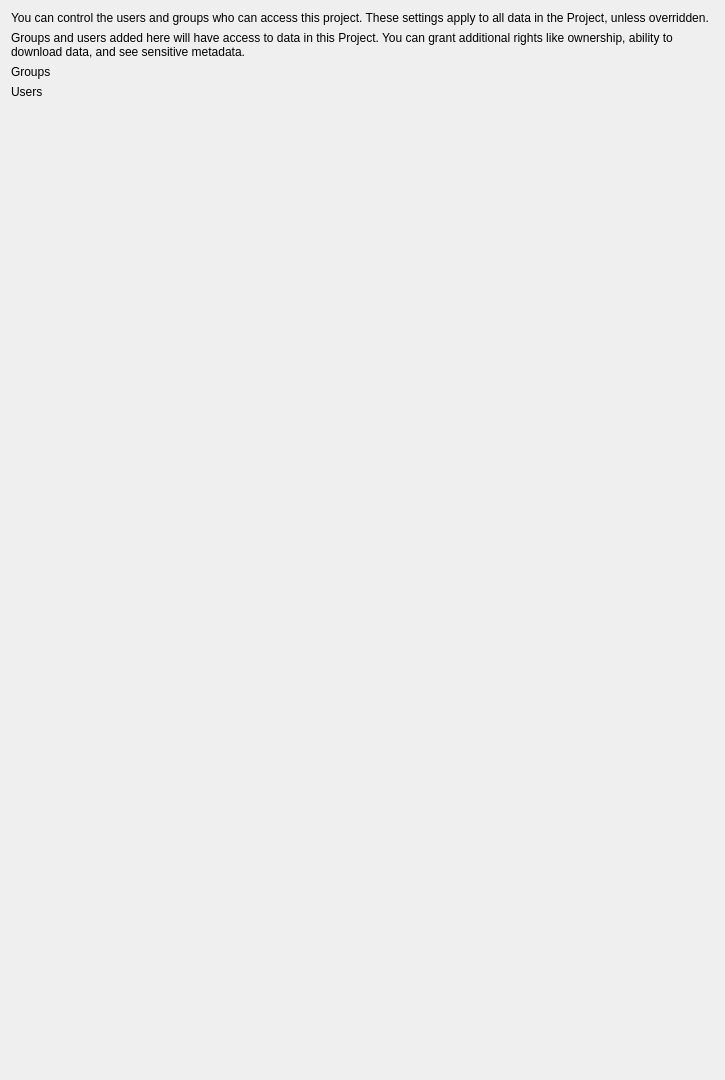
First picture: the form in ime/ui/ui_project_access_control_tab.ui, repository UoA-eResearch/mytardis_ime, before the edit.
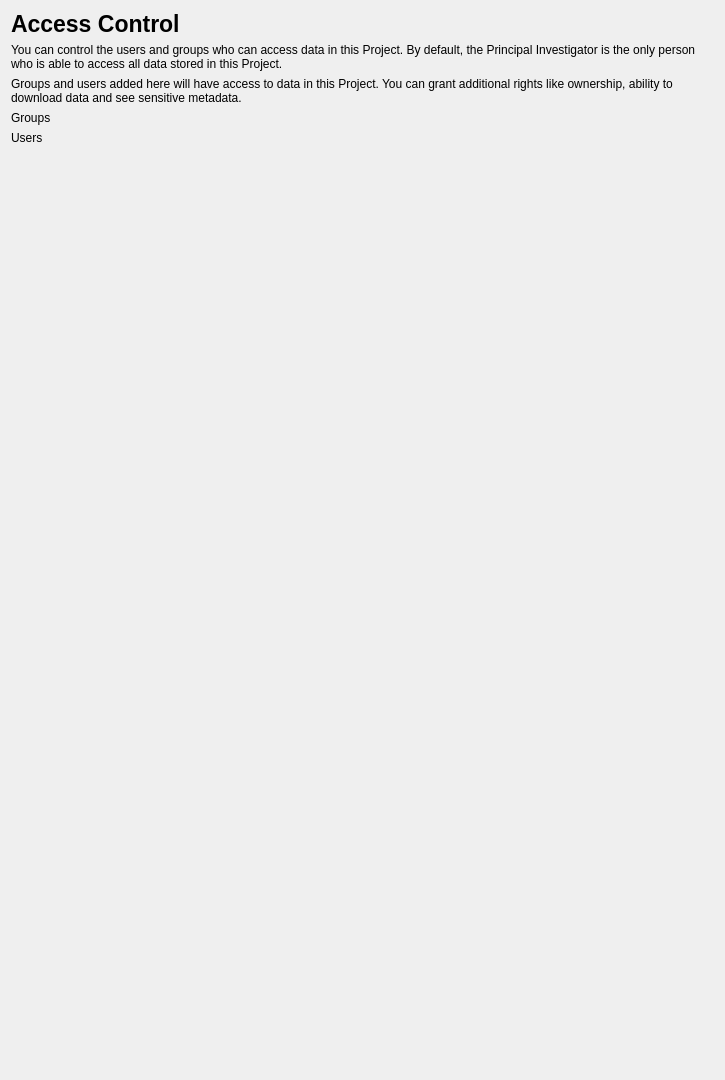
Second picture: the form after the edit. Custom widgets are drawn as their Qt base class.

Commit message: Update copy for access control

Patch:
```diff
--- a/ime/ui/ui_project_access_control_tab.ui
+++ b/ime/ui/ui_project_access_control_tab.ui
@@ -26,6 +26,20 @@
    <string>Form</string>
   </property>
   <layout class="QVBoxLayout" name="verticalLayout">
+   <item>
+    <widget class="QLabel" name="label_6">
+     <property name="font">
+      <font>
+       <pointsize>17</pointsize>
+       <weight>75</weight>
+       <bold>true</bold>
+      </font>
+     </property>
+     <property name="text">
+      <string>Access Control</string>
+     </property>
+    </widget>
+   </item>
    <item>
     <widget class="QLabel" name="label_3">
      <property name="minimumSize">
@@ -35,7 +49,7 @@
       </size>
      </property>
      <property name="text">
-      <string>You can control the users and groups who can access this project. These settings apply to all data in the Project, unless overridden.</string>
+      <string>You can control the users and groups who can access data in this Project. By default, the Principal Investigator is the only person who is able to access all data stored in this Project.</string>
      </property>
      <property name="wordWrap">
       <bool>true</bool>
@@ -45,7 +59,7 @@
    <item>
     <widget class="QLabel" name="label_4">
      <property name="text">
-      <string>Groups and users added here will have access to data in this Project. You can grant additional rights like ownership, ability to download data, and see sensitive metadata.</string>
+      <string>Groups and users added here will have access to data in this Project. You can grant additional rights like ownership, ability to download data and see sensitive metadata.</string>
      </property>
      <property name="wordWrap">
       <bool>true</bool>
```
The commit also changes 5 other files.
